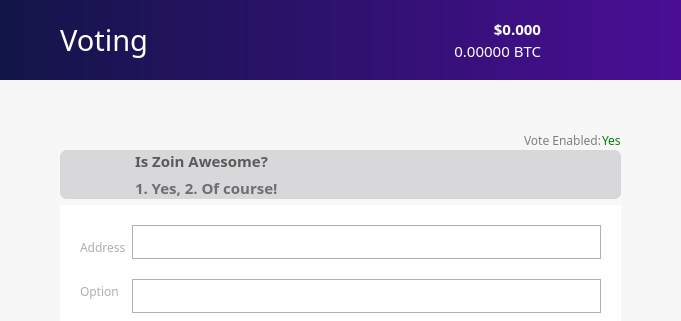
Before: the Qt Designer form src/qt/forms/votingpage.ui in noirofficial/noir, drawn with Qt 5; both pictures show x 0 to 681 and y 0 to 321 of the 681 by 600 pixel window.
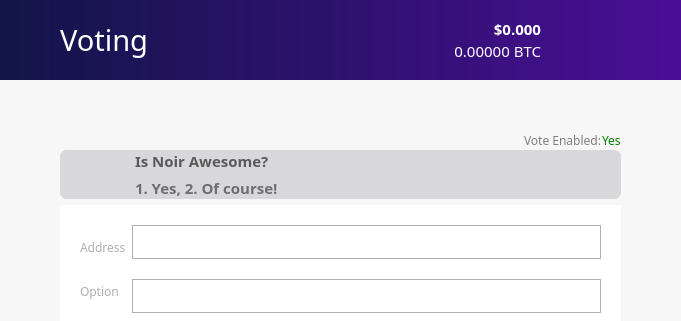
After: the same form once the commit is applied. Icons and pictures are not drawn.

Patch:
```diff
--- a/src/qt/forms/votingpage.ui
+++ b/src/qt/forms/votingpage.ui
@@ -882,7 +882,7 @@
                    </property>
                    <property name="font">
                     <font>
-                     <family>ZoinMedium</family>
+                     <family>NoirMedium</family>
                      <pointsize>11</pointsize>
                      <weight>75</weight>
                      <bold>true</bold>
@@ -898,7 +898,7 @@
                     <string notr="true">color: rgb(90, 90, 90);</string>
                    </property>
                    <property name="text">
-                    <string>Is Zoin Awesome?</string>
+                    <string>Is Noir Awesome?</string>
                    </property>
                    <property name="alignment">
                     <set>Qt::AlignBottom|Qt::AlignLeading|Qt::AlignLeft</set>
```
Left out of the diff: 24 changed lines with no effect on the pictures.
